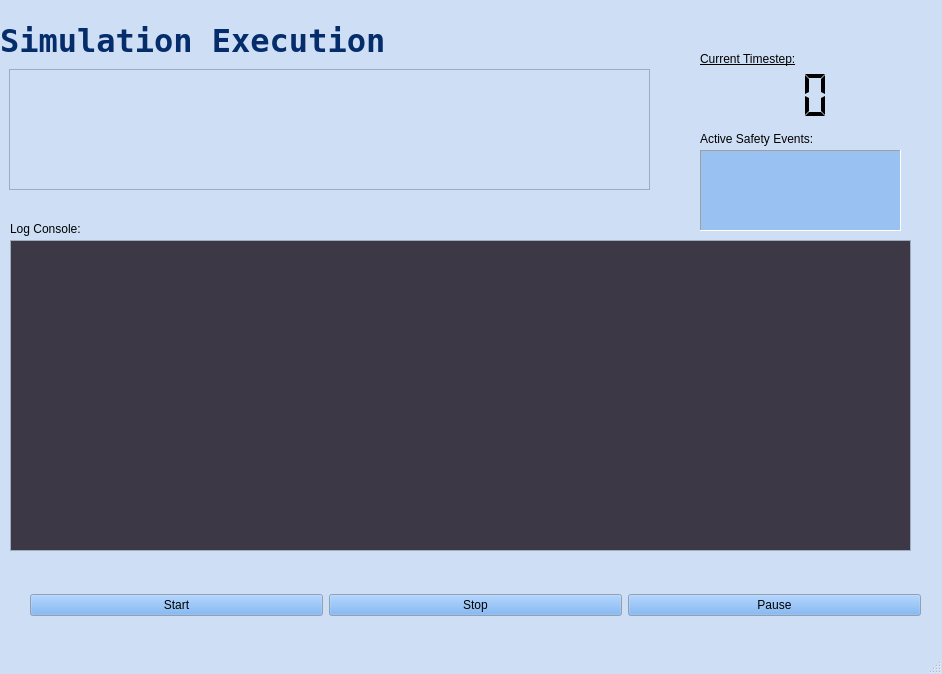
Above: mainwindow.ui from gracestewart3/COMP3004A3 before the change. Below: the same form after it.
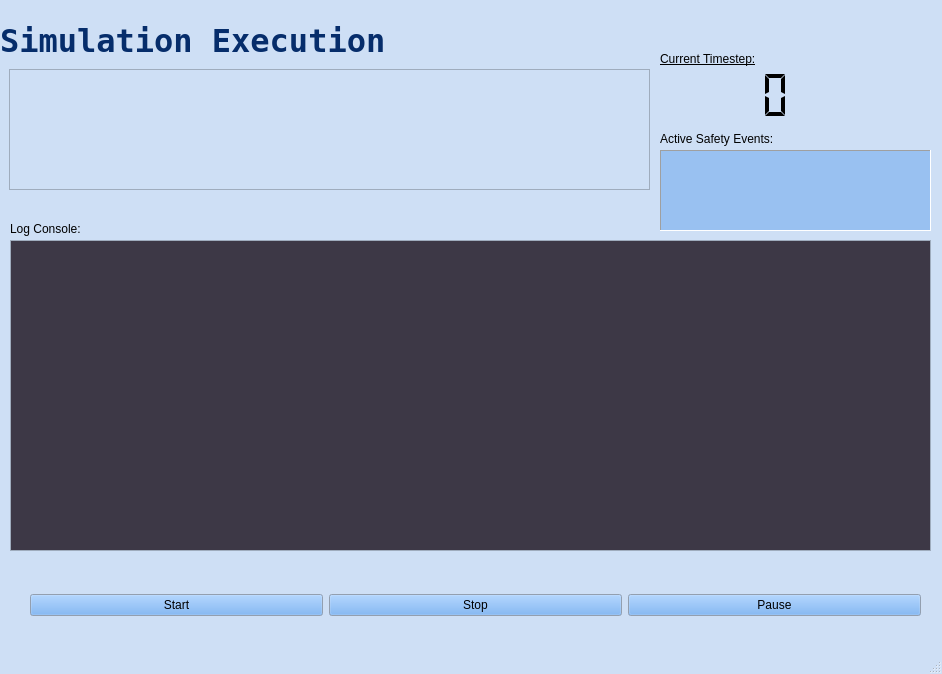
That is the form after the change.

```diff
--- a/mainwindow.ui
+++ b/mainwindow.ui
@@ -83,7 +83,7 @@
      <rect>
       <x>-10</x>
       <y>0</y>
-      <width>931</width>
+      <width>951</width>
       <height>561</height>
      </rect>
     </property>
@@ -206,7 +206,7 @@
      <widget class="QLCDNumber" name="timestep">
       <property name="geometry">
        <rect>
-        <x>710</x>
+        <x>670</x>
         <y>70</y>
         <width>131</width>
         <height>51</height>
@@ -373,7 +373,7 @@
      <widget class="QLabel" name="label">
       <property name="geometry">
        <rect>
-        <x>710</x>
+        <x>670</x>
         <y>50</y>
         <width>121</width>
         <height>17</height>
@@ -424,7 +424,7 @@
        <rect>
         <x>20</x>
         <y>240</y>
-        <width>901</width>
+        <width>921</width>
         <height>311</height>
        </rect>
       </property>
@@ -521,15 +521,16 @@
       </property>
       <property name="font">
        <font>
-        <family>DejaVu Sans Mono</family>
+        <family>Monospace</family>
+        <pointsize>11</pointsize>
        </font>
       </property>
       <property name="html">
        <string>&lt;!DOCTYPE HTML PUBLIC &quot;-//W3C//DTD HTML 4.0//EN&quot; &quot;http://www.w3.org/TR/REC-html40/strict.dtd&quot;&gt;
 &lt;html&gt;&lt;head&gt;&lt;meta name=&quot;qrichtext&quot; content=&quot;1&quot; /&gt;&lt;style type=&quot;text/css&quot;&gt;
 p, li { white-space: pre-wrap; }
-&lt;/style&gt;&lt;/head&gt;&lt;body style=&quot; font-family:'DejaVu Sans Mono'; font-size:10pt; font-weight:400; font-style:normal;&quot;&gt;
-&lt;p style=&quot;-qt-paragraph-type:empty; margin-top:0px; margin-bottom:0px; margin-left:0px; margin-right:0px; -qt-block-indent:0; text-indent:0px; font-family:'Sans';&quot;&gt;&lt;br /&gt;&lt;/p&gt;&lt;/body&gt;&lt;/html&gt;</string>
+&lt;/style&gt;&lt;/head&gt;&lt;body style=&quot; font-family:'Monospace'; font-size:11pt; font-weight:400; font-style:normal;&quot;&gt;
+&lt;p style=&quot;-qt-paragraph-type:empty; margin-top:0px; margin-bottom:0px; margin-left:0px; margin-right:0px; -qt-block-indent:0; text-indent:0px; font-family:'Sans'; font-size:10pt;&quot;&gt;&lt;br /&gt;&lt;/p&gt;&lt;/body&gt;&lt;/html&gt;</string>
       </property>
      </widget>
      <widget class="QLabel" name="label_2">
@@ -548,9 +549,9 @@
      <widget class="QTextBrowser" name="active_safety_events">
       <property name="geometry">
        <rect>
-        <x>710</x>
+        <x>670</x>
         <y>150</y>
-        <width>201</width>
+        <width>271</width>
         <height>81</height>
        </rect>
       </property>
@@ -591,6 +592,11 @@
         </disabled>
        </palette>
       </property>
+      <property name="font">
+       <font>
+        <family>DejaVu Sans Mono</family>
+       </font>
+      </property>
       <property name="frameShape">
        <enum>QFrame::Panel</enum>
       </property>
@@ -598,7 +604,7 @@
      <widget class="QLabel" name="label_5">
       <property name="geometry">
        <rect>
-        <x>710</x>
+        <x>670</x>
         <y>130</y>
         <width>171</width>
         <height>17</height>
```
